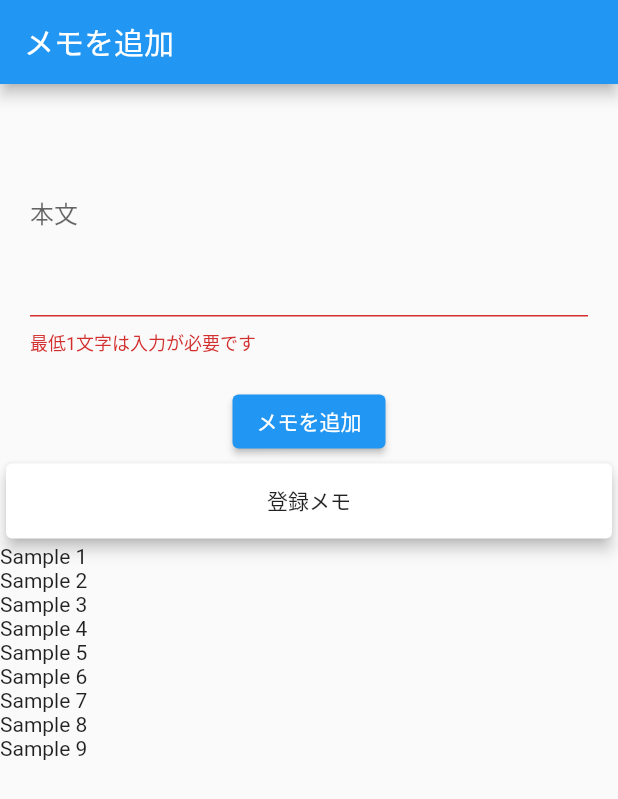
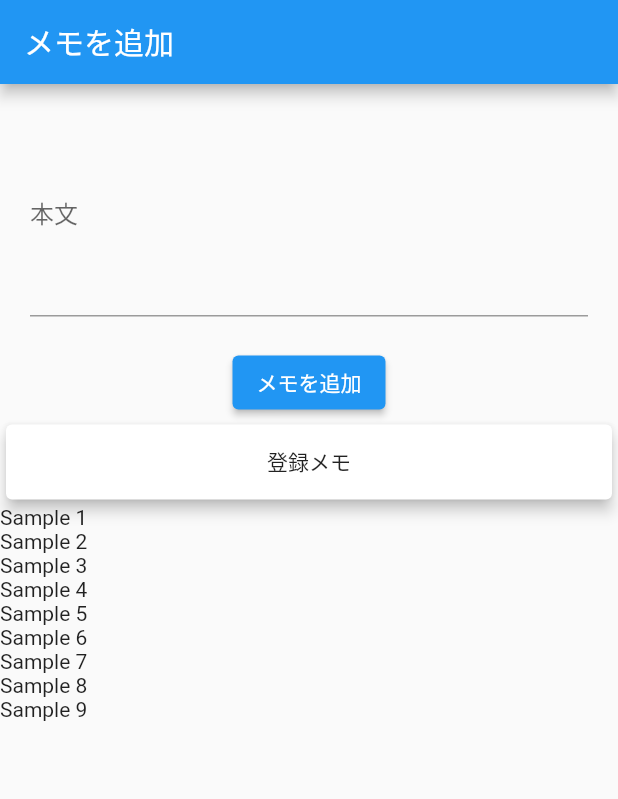
Before and after one commit to Yuta-KTD/one_minutes_memo, a Flutter app: the AddMemoScreen screen opened by its route, after a tap on "メモを追加", on a phone screen of 412 x 824 dp. Shown: the top 799 px of the screen. Run offline on Flutter 3.47's test engine with Material 2 defaults, Android fonts, the phone set to English and light mode, and no system bars; drawn by our look-alikes of flutter_form_builder; our stand-ins replace flutter_riverpod, form_builder_validators, freezed_annotation, go_router.

Commit message:
バリデーションエラー→登録→バリデーション成功で正常に値が送れるようにする

```diff
--- a/lib/ui/component/form/primary_text_field.dart
+++ b/lib/ui/component/form/primary_text_field.dart
@@ -1,6 +1,5 @@
 import 'package:flutter/material.dart';
 import 'package:flutter_form_builder/flutter_form_builder.dart';
-import 'package:form_builder_validators/form_builder_validators.dart';
 
 class PrimaryTextField extends StatelessWidget {
   const PrimaryTextField(
--- a/lib/view/add_memo_sceen.dart
+++ b/lib/view/add_memo_sceen.dart
@@ -39,10 +39,11 @@ class AddMemoScreenState extends ConsumerState<AddMemoScreen> {
                     labelText: "本文",
                     errorText: _memoError,
                     isMultiLineInput: true,
-                    validator: FormBuilderValidators.compose(
-                      [FormBuilderValidators.required()],
-                    ),
-                    onChanged: (_) => _onChanged(),
+                    validator: FormBuilderValidators.compose([
+                      FormBuilderValidators.required(
+                        errorText: '最低1文字は入力が必要です',
+                      )
+                    ]),
                   ),
                 ),
                 PrimaryButton(
@@ -87,20 +88,10 @@ class AddMemoScreenState extends ConsumerState<AddMemoScreen> {
     );
   }
 
-  void _onChanged() {
-    _formKey.currentState?.save();
-    print('test');
-  }
-
   Future<void> _onPressed() async {
     setState(() => _memoError = null);
 
-    print(_formKey.currentState!.value["memo"]);
-    // print(_formKey.currentState!.validate());
-
-    // FIXME: 未入力→入力で登録をしてもバリデーションに引っかかる
-    if (!_formKey.currentState!.validate()) {
-      setState(() => _memoError = '最低1文字は入力が必要です');
+    if (!_formKey.currentState!.saveAndValidate()) {
       return;
     }
 
@@ -111,8 +102,6 @@ class AddMemoScreenState extends ConsumerState<AddMemoScreen> {
         .watch(memoContentsProvider.notifier)
         .addMemo(_formKey.currentState!.value["memo"]);
 
-    // print(_formKey.currentState!.value["memo"]);
-
     _formKey.currentState!.patchValue({'memo': ''});
   }
 }
```
